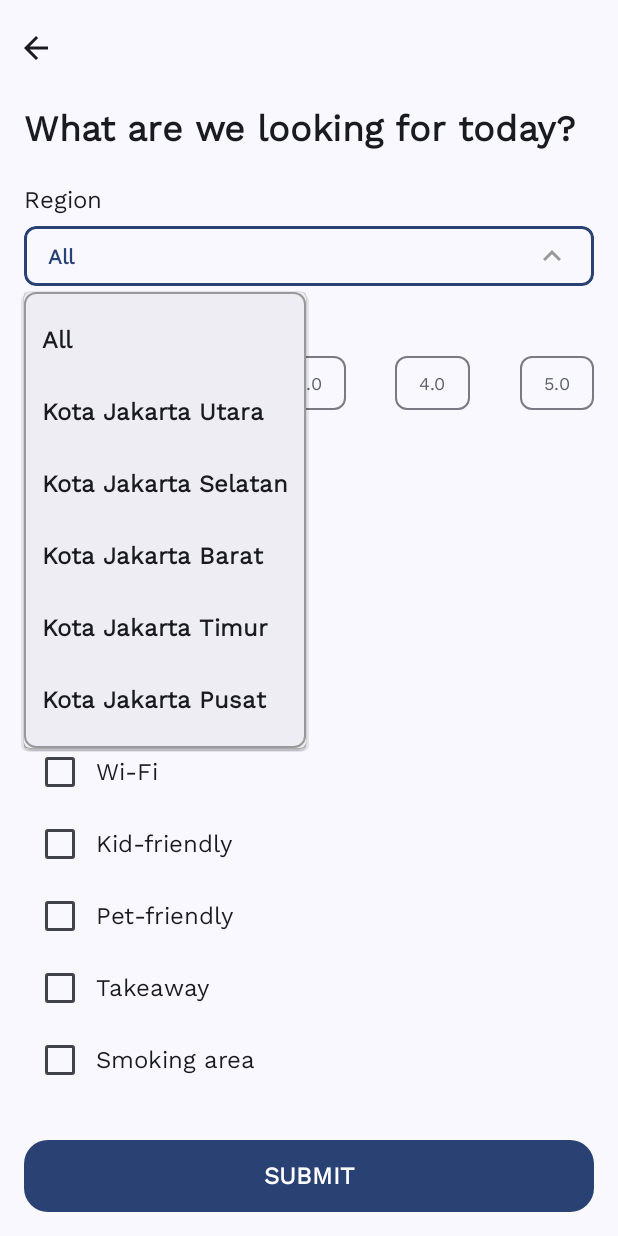
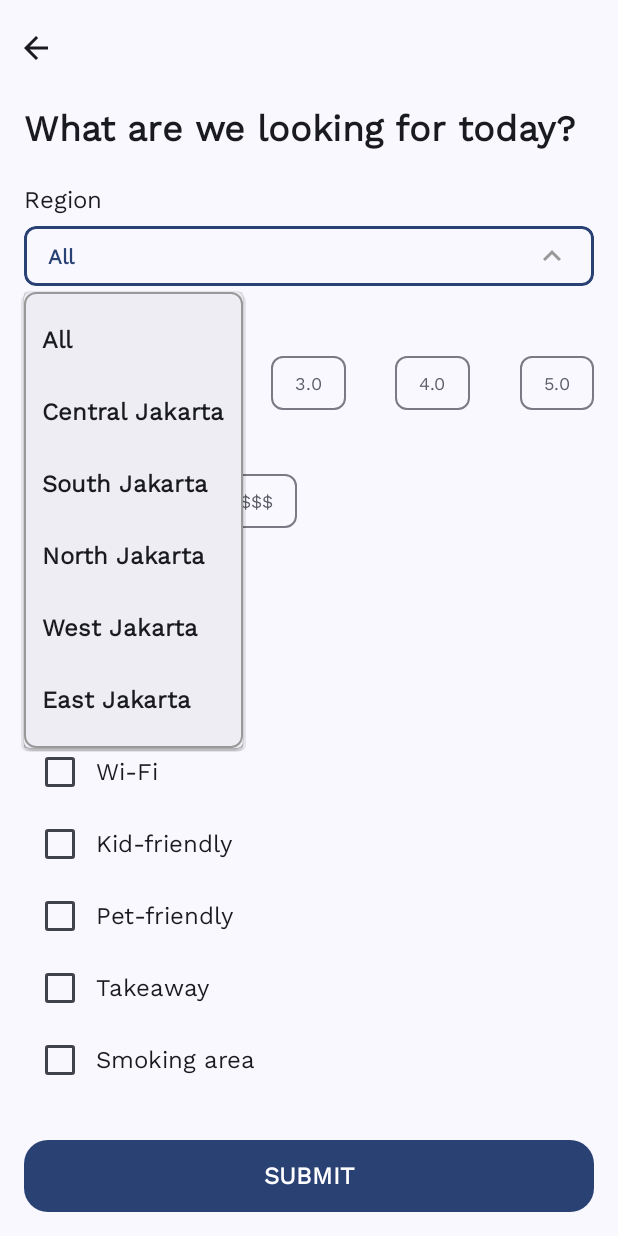
Before and after one commit to C23-PS051/mobile, an Android app built with Jetpack Compose: the SearchScreen screen opened through its navigation route, after a tap on "All", on a phone screen of 412 x 824 dp. Run offline under Robolectric (Android 15) with nearby library versions, the phone set to English and light mode, and no system bars; 1 statement that could not run was skipped.

Commit message:
adjust string resources, fix location codes

```diff
--- a/app/src/main/java/com/dicoding/c23ps051/caferecommenderapp/MainActivity.kt
+++ b/app/src/main/java/com/dicoding/c23ps051/caferecommenderapp/MainActivity.kt
@@ -7,6 +7,7 @@ import android.content.Intent
 import android.content.pm.PackageManager
 import android.os.Bundle
 import android.provider.Settings.ACTION_LOCATION_SOURCE_SETTINGS
+import android.util.Log
 import androidx.activity.ComponentActivity
 import androidx.activity.compose.setContent
 import androidx.activity.result.contract.ActivityResultContracts
@@ -15,16 +16,15 @@ import androidx.compose.material3.MaterialTheme
 import androidx.compose.material3.Surface
 import androidx.compose.runtime.Composable
 import androidx.compose.ui.Modifier
+import androidx.compose.ui.res.stringResource
 import androidx.core.content.ContextCompat
 import androidx.datastore.core.DataStore
 import androidx.datastore.preferences.core.Preferences
 import androidx.datastore.preferences.preferencesDataStore
-import androidx.lifecycle.Observer
 import androidx.lifecycle.ViewModelProvider
 import com.dicoding.c23ps051.caferecommenderapp.constants.FAILED
 import com.dicoding.c23ps051.caferecommenderapp.constants.NOT_GRANTED
 import com.dicoding.c23ps051.caferecommenderapp.constants.UNKNOWN
-import com.dicoding.c23ps051.caferecommenderapp.constants.REGIONS
 import com.dicoding.c23ps051.caferecommenderapp.model.UserPreference
 import com.dicoding.c23ps051.caferecommenderapp.ui.PreferenceViewModel
 import com.dicoding.c23ps051.caferecommenderapp.ui.PreferenceViewModelFactory
@@ -45,10 +45,21 @@ class MainActivity : ComponentActivity() {
     private lateinit var locationViewModel: LocationViewModel
     private lateinit var fusedLocationClient: FusedLocationProviderClient
 
+    private lateinit var regions: Map<String, String>
+
     override fun onCreate(savedInstanceState: Bundle?) {
         super.onCreate(savedInstanceState)
 
         fusedLocationClient = LocationServices.getFusedLocationProviderClient(this)
+
+        regions = mapOf(
+            getString(R.string.jakarta_utara) to getString(R.string.north_jakarta),
+            getString(R.string.jakarta_selatan) to getString(R.string.south_jakarta),
+            getString(R.string.jakarta_barat) to getString(R.string.west_jakarta),
+            getString(R.string.jakarta_timur) to getString(R.string.east_jakarta),
+            getString(R.string.jakarta_pusat) to getString(R.string.central_jakarta),
+//            "Kota Bandung" to "Bandung City"// TODO: For experiment purposes only, remember to remove when done
+        )
 
         viewModel = ViewModelProvider(
             this,
@@ -113,8 +124,11 @@ class MainActivity : ComponentActivity() {
                             var isValidRegion = true
                             if (locationViewModel.location.value != null) {
                                 isValidRegion = false
-                                REGIONS.forEach { region ->
-                                    if (locationViewModel.location.value.equals(region)) {
+                                regions.forEach { region ->
+                                    if (locationViewModel.location.value == region.key) {
+                                        locationViewModel.setLocationTo(region.value)
+                                        isValidRegion = true
+                                    } else if(locationViewModel.location.value == region.value) {
                                         isValidRegion = true
                                     }
                                 }
--- a/app/src/main/java/com/dicoding/c23ps051/caferecommenderapp/ui/screens/home/HomeScreen.kt
+++ b/app/src/main/java/com/dicoding/c23ps051/caferecommenderapp/ui/screens/home/HomeScreen.kt
@@ -32,6 +32,7 @@ import com.dicoding.c23ps051.caferecommenderapp.ui.components.HomeSection
 import com.dicoding.c23ps051.caferecommenderapp.ui.components.SearchCafe
 import com.dicoding.c23ps051.caferecommenderapp.ui.event.BackPress
 import com.dicoding.c23ps051.caferecommenderapp.ui.screens.UiState
+import com.dicoding.c23ps051.caferecommenderapp.ui.screens.info.ErrorScreen
 import com.dicoding.c23ps051.caferecommenderapp.ui.screens.loading.LoadingScreen
 
 @Composable
@@ -82,6 +83,10 @@ fun HomeScreen(
         }
         if (uiStateOnBudget is UiState.Loading) {
             viewModel.getOnBudgetCafes()
+        }
+
+        if (uiStateNearby is UiState.Error || uiStateOpen24Hours is UiState.Error || uiStateOnBudget is UiState.Error) {
+            // TODO: HANDLE ERROR
         }
     }
 
--- a/app/src/main/java/com/dicoding/c23ps051/caferecommenderapp/ui/screens/location/LocationViewModel.kt
+++ b/app/src/main/java/com/dicoding/c23ps051/caferecommenderapp/ui/screens/location/LocationViewModel.kt
@@ -53,7 +53,6 @@ class LocationViewModel : ViewModel() {
             val fusedLocationClient = LocationServices.getFusedLocationProviderClient(context)
             fusedLocationClient.lastLocation.addOnSuccessListener { location: Location? ->
                 if (location != null) {
-                    Log.d("MyLogger", "${location.latitude}, ${location.longitude}")
                     _location.value = retrievePlaceName(context, location.latitude, location.longitude)
                 } else {
                     _location.value = FAILED
@@ -82,4 +81,8 @@ class LocationViewModel : ViewModel() {
     fun setLocationToUnknown() {
         _location.value = UNKNOWN
     }
+
+    fun setLocationTo(value: String) {
+        _location.value = value
+    }
 }
--- a/app/src/main/java/com/dicoding/c23ps051/caferecommenderapp/ui/screens/recommended/SearchScreen.kt
+++ b/app/src/main/java/com/dicoding/c23ps051/caferecommenderapp/ui/screens/recommended/SearchScreen.kt
@@ -27,10 +27,6 @@ import androidx.compose.ui.Modifier
 import androidx.compose.ui.res.stringResource
 import androidx.compose.ui.unit.dp
 import com.dicoding.c23ps051.caferecommenderapp.R
-import com.dicoding.c23ps051.caferecommenderapp.constants.FACILITIES
-import com.dicoding.c23ps051.caferecommenderapp.constants.PRICE_RANGE
-import com.dicoding.c23ps051.caferecommenderapp.constants.RATINGS
-import com.dicoding.c23ps051.caferecommenderapp.constants.REGIONS
 import com.dicoding.c23ps051.caferecommenderapp.ui.components.BackButton
 import com.dicoding.c23ps051.caferecommenderapp.ui.components.Button
 import com.dicoding.c23ps051.caferecommenderapp.ui.components.Chip
@@ -39,6 +35,7 @@ import com.dicoding.c23ps051.caferecommenderapp.ui.components.OutlinedDropDownTe
 import com.dicoding.c23ps051.caferecommenderapp.ui.components.Section
 import com.dicoding.c23ps051.caferecommenderapp.ui.theme.APP_CONTENT_PADDING
 
+private const val facilitiesSize = 14
 private const val ratingSize = 5
 private const val priceSize = 3
 
@@ -50,7 +47,7 @@ fun SearchScreen(
     state: SearchState = rememberSearchState(
         expanded = false,
         selectedText = region ?: stringResource(id = R.string.all),
-        checkedCheckbox = List(FACILITIES.size) { false },
+        checkedCheckbox = List(facilitiesSize) { false },
         checkedRatingChip = List(ratingSize) { false },
         checkedPriceChip = List(priceSize) { false },
     )
@@ -132,6 +129,37 @@ fun SearchContent(
     onPriceChipClicked: (Int) -> Unit,
     modifier: Modifier = Modifier,
 ) {
+    val ratings = listOf(
+        stringResource(id = R.string.one_star_rating),
+        stringResource(id = R.string.two_star_rating),
+        stringResource(id = R.string.three_star_rating),
+        stringResource(id = R.string.four_star_rating),
+        stringResource(id = R.string.five_star_rating),
+    )
+
+    val priceRange = listOf(
+        stringResource(id = R.string.low_price),
+        stringResource(id = R.string.mid_price),
+        stringResource(id = R.string.high_price),
+    )
+
+    val facilities = listOf(
+        stringResource(id = R.string.indoor),
+        stringResource(id = R.string.outdoor),
+        stringResource(id = R.string.wifi),
+        stringResource(id = R.string.kid_friendly),
+        stringResource(id = R.string.pet_friendly),
+        stringResource(id = R.string.takeaway),
+        stringResource(id = R.string.smoking_area),
+        stringResource(id = R.string.parking_area),
+        stringResource(id = R.string.toilets),
+        stringResource(id = R.string.live_music),
+        stringResource(id = R.string.in_mall),
+        stringResource(id = R.string.vip_room),
+        stringResource(id = R.string.reservation),
+        stringResource(id = R.string.alcohol),
+    )
+
     Scaffold(
         modifier = modifier,
         topBar = {
@@ -187,7 +215,7 @@ fun SearchContent(
                         modifier = Modifier.fillMaxWidth(),
                         horizontalArrangement = Arrangement.SpaceBetween
                     ) {
-                        RATINGS.forEachIndexed { index, rating ->
+                        ratings.forEachIndexed { index, rating ->
                             SearchChip(
                                 text = rating,
                                 isChecked = isCheckedRatingChip[index],
@@ -204,7 +232,7 @@ fun SearchContent(
                         modifier = Modifier.fillMaxWidth(),
                         horizontalArrangement = Arrangement.spacedBy(16.dp)
                     ) {
-                        PRICE_RANGE.forEachIndexed { index, price_range ->
+                        priceRange.forEachIndexed { index, price_range ->
                             SearchChip(
                                 text = price_range,
                                 isChecked = isCheckedPriceChip[index],
@@ -218,7 +246,7 @@ fun SearchContent(
                 title = stringResource(id = R.string.facilities),
                 content = {
                     Column {
-                        FACILITIES.forEachIndexed { index, facility ->
+                        facilities.forEachIndexed { index, facility ->
                             Row(
                                 verticalAlignment = Alignment.CenterVertically,
                                 modifier = Modifier
@@ -262,7 +290,14 @@ fun DropDown(
     onDismissRequest: () -> Unit,
     modifier: Modifier = Modifier,
 ) {
-    val options = REGIONS
+    val options = listOf(
+        stringResource(id = R.string.all),
+        stringResource(id = R.string.central_jakarta),
+        stringResource(id = R.string.south_jakarta),
+        stringResource(id = R.string.north_jakarta),
+        stringResource(id = R.string.west_jakarta),
+        stringResource(id = R.string.east_jakarta),
+    )
 
     val actions = options.map { option ->
         {
--- a/app/src/main/res/values/strings.xml
+++ b/app/src/main/res/values/strings.xml
@@ -66,6 +66,7 @@
     <string name="serving_up_cafe_info">Serving up cafe information..</string>
     <string name="retry">RETRY</string>
     <string name="error_loading_cafe_detail">Oops! Couldn\'t fetch cafe details. Please try again.</string>
+    <string name="view_on_google_maps">View on Google Maps</string>
 
     <!-- Profile Page -->
     <string name="yes">YES</string>
@@ -87,6 +88,8 @@
     <string name="cannot_sign_in">Can\'t sign in</string>
     <string name="wrong_email_password">Wrong email or password!</string>
     <string name="please_try_again">Please try again later!</string>
+
+    <!-- Location Page -->
     <string name="need_location_permission">To continue, we need to access your location</string>
     <string name="turn_on_location">TURN ON LOCATION</string>
     <string name="location_permission_not_granted">It looks like you have denied giving location permission. For the best experience, consider give access to your location. You can go to settings to change the permission.</string>
@@ -95,6 +98,19 @@
     <string name="go_to_settings">GO TO SETTINGS</string>
     <string name="skip">SKIP</string>
     <string name="not_set">Not set</string>
+    <string name="location_not_valid">We are currently unavailable in your area. But you can still browse and try our service.</string>
+    <string name="jakarta_utara">Kota Jakarta Utara</string>
+    <string name="jakarta_selatan">Kota Jakarta Selatan</string>
+    <string name="jakarta_barat">Kota Jakarta Barat</string>
+    <string name="jakarta_timur">Kota Jakarta Timur</string>
+    <string name="jakarta_pusat">Kota Jakarta Pusat</string>
+    <string name="north_jakarta">North Jakarta</string>
+    <string name="south_jakarta">South Jakarta</string>
+    <string name="west_jakarta">West Jakarta</string>
+    <string name="east_jakarta">East Jakarta</string>
+    <string name="central_jakarta">Central Jakarta</string>
+
+    <!-- Search Page -->
     <string name="what_are_we_looking_for">What are we looking for today?</string>
     <string name="region">Region</string>
     <string name="all">All</string>
@@ -110,6 +126,18 @@
     <string name="mid_price">$$</string>
     <string name="high_price">$$$</string>
     <string name="facilities">Facilities</string>
-    <string name="location_not_valid">We are currently unavailable in your area. But you can still browse and try our service.</string>
-    <string name="view_on_google_maps">View on Google Maps</string>
+    <string name="indoor">Indoor</string>
+    <string name="outdoor">Outdoor</string>
+    <string name="wifi">Wi-Fi</string>
+    <string name="kid_friendly">Kid-friendly</string>
+    <string name="pet_friendly">Pet-friendly</string>
+    <string name="takeaway">Takeaway</string>
+    <string name="smoking_area">Smoking area</string>
+    <string name="parking_area">Parking area</string>
+    <string name="toilets">Toilets</string>
+    <string name="live_music">Live music</string>
+    <string name="in_mall">In mall</string>
+    <string name="vip_room">VIP room</string>
+    <string name="reservation">Reservation</string>
+    <string name="alcohol">Alcohol</string>
 </resources>
```
Also changed, not shown: app/src/main/java/com/dicoding/c23ps051/caferecommenderapp/constants/Constants.kt (+0 -41 lines).
